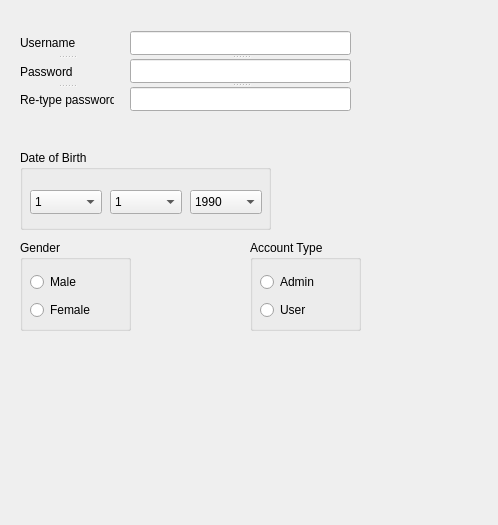
This is register.ui in AdhamElRouby/Cinema-register-desktop-app as Qt 5 draws it before an edit. The edited form follows.
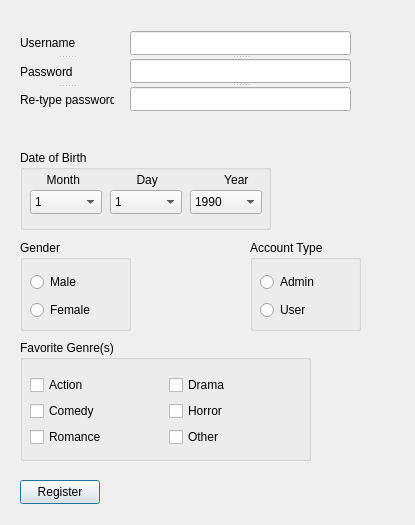
This is the edited form.

Commit message: Finished register window design

The edit to the form file:
```diff
--- a/register.ui
+++ b/register.ui
@@ -6,7 +6,7 @@
    <rect>
     <x>0</x>
     <y>0</y>
-    <width>498</width>
+    <width>415</width>
     <height>525</height>
    </rect>
   </property>
@@ -497,6 +497,19 @@
      </property>
     </item>
    </widget>
+   <widget class="QLabel" name="label">
+    <property name="geometry">
+     <rect>
+      <x>10</x>
+      <y>20</y>
+      <width>231</width>
+      <height>20</height>
+     </rect>
+    </property>
+    <property name="text">
+     <string>     Month                 Day                    Year</string>
+    </property>
+   </widget>
   </widget>
   <widget class="QGroupBox" name="groupBox_2">
    <property name="geometry">
@@ -576,6 +589,94 @@
     </layout>
    </widget>
   </widget>
+  <widget class="QGroupBox" name="genre_box">
+   <property name="geometry">
+    <rect>
+     <x>20</x>
+     <y>340</y>
+     <width>291</width>
+     <height>121</height>
+    </rect>
+   </property>
+   <property name="title">
+    <string>Favorite Genre(s)</string>
+   </property>
+   <widget class="QWidget" name="">
+    <property name="geometry">
+     <rect>
+      <x>10</x>
+      <y>30</y>
+      <width>271</width>
+      <height>82</height>
+     </rect>
+    </property>
+    <layout class="QGridLayout" name="gridLayout">
+     <item row="0" column="0">
+      <layout class="QVBoxLayout" name="verticalLayout_5">
+       <item>
+        <widget class="QCheckBox" name="action_check">
+         <property name="text">
+          <string>Action</string>
+         </property>
+        </widget>
+       </item>
+       <item>
+        <widget class="QCheckBox" name="comedy_check">
+         <property name="text">
+          <string>Comedy</string>
+         </property>
+        </widget>
+       </item>
+       <item>
+        <widget class="QCheckBox" name="romance_check">
+         <property name="text">
+          <string>Romance</string>
+         </property>
+        </widget>
+       </item>
+      </layout>
+     </item>
+     <item row="0" column="1">
+      <layout class="QVBoxLayout" name="verticalLayout_6">
+       <item>
+        <widget class="QCheckBox" name="drama_check">
+         <property name="text">
+          <string>Drama</string>
+         </property>
+        </widget>
+       </item>
+       <item>
+        <widget class="QCheckBox" name="horror_check">
+         <property name="text">
+          <string>Horror</string>
+         </property>
+        </widget>
+       </item>
+       <item>
+        <widget class="QCheckBox" name="other_check">
+         <property name="text">
+          <string>Other</string>
+         </property>
+        </widget>
+       </item>
+      </layout>
+     </item>
+    </layout>
+   </widget>
+  </widget>
+  <widget class="QPushButton" name="register_button">
+   <property name="geometry">
+    <rect>
+     <x>20</x>
+     <y>480</y>
+     <width>80</width>
+     <height>24</height>
+    </rect>
+   </property>
+   <property name="text">
+    <string>Register</string>
+   </property>
+  </widget>
  </widget>
  <resources/>
  <connections/>
```
Left out of the diff: 16 changed lines with no effect on the pictures.
